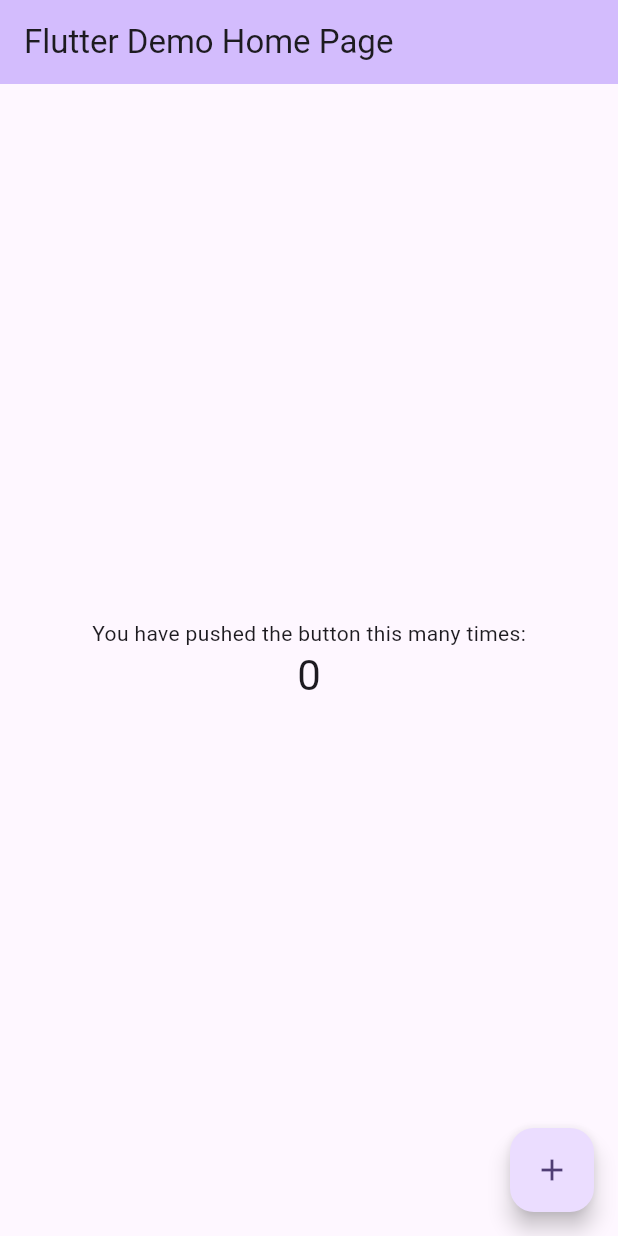
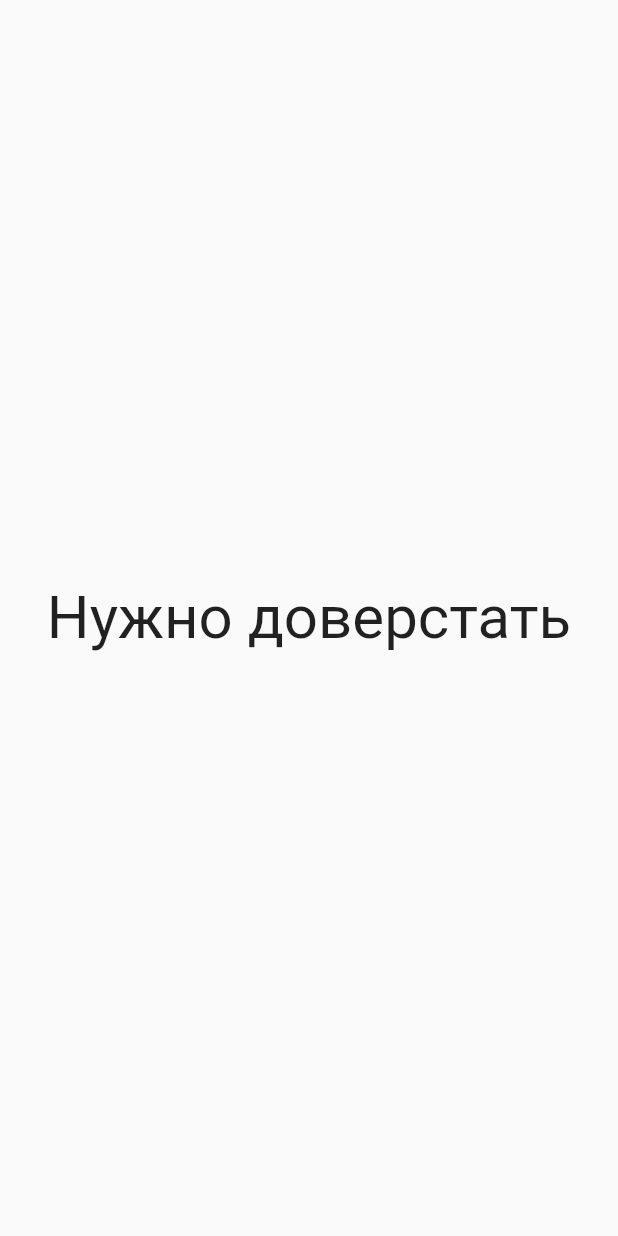
Before and after one commit to In1or/flutter_push, a Flutter app: the screen it shows after launch, on a phone screen of 412 x 824 dp. Run offline on Flutter 3.47's test engine with Material 2 defaults, Android fonts, the phone set to English and light mode, and no system bars.

Commit message:
Сделал загрузочное окно с задержкой

```diff
--- /dev/null
+++ b/lib/loadingScreen.dart
@@ -0,0 +1,50 @@
+import 'package:flutter/material.dart';
+import 'dart:async';
+
+class LoadScreen extends StatefulWidget {
+  @override
+  _LoadScreenState createState() => _LoadScreenState();
+}
+
+class _LoadScreenState extends State<LoadScreen> {
+  @override
+  void initState() {
+    super.initState();
+    // 3 секунды загрузочный экран
+    Future.delayed(Duration(seconds: 3), () {
+      // После завершения загрузки переходите на другой экран.
+      Navigator.pushReplacement(
+        context,
+        MaterialPageRoute(builder: (context) => HomeScreen()),
+      );
+    });
+  }
+
+  @override
+  Widget build(BuildContext context) {
+    return const Scaffold(
+      body: Center(
+        child: Image(
+          image: AssetImage('assets/images/loading-screen.png'),
+          height: double.infinity,
+          width: double.infinity,
+        ),
+      ),
+    );
+  }
+}
+
+
+class HomeScreen extends StatelessWidget {
+  @override
+  Widget build(BuildContext context) {
+    return const Scaffold(
+      body: Center(
+        child: Text(
+          'Нужно доверстать',
+          style: TextStyle(fontSize: 40),
+        ),
+      ),
+    );
+  }
+}
--- a/lib/main.dart
+++ b/lib/main.dart
@@ -1,12 +1,14 @@
 import 'package:flutter/material.dart';
 
+
+import 'package:flutter_push/loadingScreen.dart';
+
+
 void main() {
-  runApp(const MyApp());
+  runApp(MyApp());
 }
 
 class MyApp extends StatelessWidget {
-  const MyApp({super.key});
-
   // This widget is the root of your application.
   @override
   Widget build(BuildContext context) {
@@ -15,111 +17,145 @@ class MyApp extends StatelessWidget {
         theme: ThemeData(
           // This is the theme of your application.
           //
-        // TRY THIS: Try running your application with "flutter run". You'll see
-        // the application has a blue toolbar. Then, without quitting the app,
-        // try changing the seedColor in the colorScheme below to Colors.green
-        // and then invoke "hot reload" (save your changes or press the "hot
-        // reload" button in a Flutter-supported IDE, or press "r" if you used
-        // the command line to start the app).
-        //
+          // Try running your application with "flutter run". You'll see the
+          // application has a blue toolbar. Then, without quitting the app, try
+          // changing the primarySwatch below to Colors.green and then invoke
+          // "hot reload" (press "r" in the console where you ran "flutter run",
+          // or simply save your changes to "hot reload" in a Flutter IDE).
           // Notice that the counter didn't reset back to zero; the application
-        // state is not lost during the reload. To reset the state, use hot
-        // restart instead.
-        //
-        // This works for code too, not just values: Most code changes can be
-        // tested with just a hot reload.
-        colorScheme: ColorScheme.fromSeed(seedColor: Colors.deepPurple),
-        useMaterial3: true,
+          // is not restarted.
+          primarySwatch: Colors.blue,
+          // This makes the visual density adapt to the platform that you run
+          // the app on. For desktop platforms, the controls will be smaller and
+          // closer together (more dense) than on mobile platforms.
+          visualDensity: VisualDensity.adaptivePlatformDensity,
         ),
-      home: const MyHomePage(title: 'Flutter Demo Home Page'),
+        home: LoadScreen()
     );
   }
 }
-
-class MyHomePage extends StatefulWidget {
-  const MyHomePage({super.key, required this.title});
-
-  // This widget is the home page of your application. It is stateful, meaning
-  // that it has a State object (defined below) that contains fields that affect
-  // how it looks.
-
-  // This class is the configuration for the state. It holds the values (in this
-  // case the title) provided by the parent (in this case the App widget) and
-  // used by the build method of the State. Fields in a Widget subclass are
-  // always marked "final".
-
-  final String title;
-
-  @override
-  State<MyHomePage> createState() => _MyHomePageState();
-}
-
-class _MyHomePageState extends State<MyHomePage> {
-  int _counter = 0;
-
-  void _incrementCounter() {
-    setState(() {
-      // This call to setState tells the Flutter framework that something has
-      // changed in this State, which causes it to rerun the build method below
-      // so that the display can reflect the updated values. If we changed
-      // _counter without calling setState(), then the build method would not be
-      // called again, and so nothing would appear to happen.
-      _counter++;
-    });
-  }
-
-  @override
-  Widget build(BuildContext context) {
-    // This method is rerun every time setState is called, for instance as done
-    // by the _incrementCounter method above.
+// import 'package:flutter/material.dart';
 //
-    // The Flutter framework has been optimized to make rerunning build methods
-    // fast, so that you can just rebuild anything that needs updating rather
-    // than having to individually change instances of widgets.
-    return Scaffold(
-      appBar: AppBar(
-        // TRY THIS: Try changing the color here to a specific color (to
-        // Colors.amber, perhaps?) and trigger a hot reload to see the AppBar
-        // change color while the other colors stay the same.
-        backgroundColor: Theme.of(context).colorScheme.inversePrimary,
-        // Here we take the value from the MyHomePage object that was created by
-        // the App.build method, and use it to set our appbar title.
-        title: Text(widget.title),
-      ),
-      body: Center(
-        // Center is a layout widget. It takes a single child and positions it
-        // in the middle of the parent.
-        child: Column(
-          // Column is also a layout widget. It takes a list of children and
-          // arranges them vertically. By default, it sizes itself to fit its
-          // children horizontally, and tries to be as tall as its parent.
+// void main() {
+//   runApp(const MyApp());
+// }
 //
-          // Column has various properties to control how it sizes itself and
-          // how it positions its children. Here we use mainAxisAlignment to
-          // center the children vertically; the main axis here is the vertical
-          // axis because Columns are vertical (the cross axis would be
-          // horizontal).
+// class MyApp extends StatelessWidget {
+//   const MyApp({super.key});
 //
-          // TRY THIS: Invoke "debug painting" (choose the "Toggle Debug Paint"
-          // action in the IDE, or press "p" in the console), to see the
-          // wireframe for each widget.
-          mainAxisAlignment: MainAxisAlignment.center,
-          children: <Widget>[
-            const Text(
-              'You have pushed the button this many times:',
-            ),
-            Text(
-              '$_counter',
-              style: Theme.of(context).textTheme.headlineMedium,
-            ),
-          ],
-        ),
-      ),
-      floatingActionButton: FloatingActionButton(
-        onPressed: _incrementCounter,
-        tooltip: 'Increment',
-        child: const Icon(Icons.add),
-      ), // This trailing comma makes auto-formatting nicer for build methods.
-    );
-  }
-}
+//   // This widget is the root of your application.
+//   @override
+//   Widget build(BuildContext context) {
+//     return MaterialApp(
+//       title: 'Flutter Demo',
+//       theme: ThemeData(
+//         // This is the theme of your application.
+//         //
+//         // TRY THIS: Try running your application with "flutter run". You'll see
+//         // the application has a blue toolbar. Then, without quitting the app,
+//         // try changing the seedColor in the colorScheme below to Colors.green
+//         // and then invoke "hot reload" (save your changes or press the "hot
+//         // reload" button in a Flutter-supported IDE, or press "r" if you used
+//         // the command line to start the app).
+//         //
+//         // Notice that the counter didn't reset back to zero; the application
+//         // state is not lost during the reload. To reset the state, use hot
+//         // restart instead.
+//         //
+//         // This works for code too, not just values: Most code changes can be
+//         // tested with just a hot reload.
+//         colorScheme: ColorScheme.fromSeed(seedColor: Colors.deepPurple),
+//         useMaterial3: true,
+//       ),
+//       home: const MyHomePage(title: 'Flutter Demo Home Page'),
+//     );
+//   }
+// }
+//
+// class MyHomePage extends StatefulWidget {
+//   const MyHomePage({super.key, required this.title});
+//
+//   // This widget is the home page of your application. It is stateful, meaning
+//   // that it has a State object (defined below) that contains fields that affect
+//   // how it looks.
+//
+//   // This class is the configuration for the state. It holds the values (in this
+//   // case the title) provided by the parent (in this case the App widget) and
+//   // used by the build method of the State. Fields in a Widget subclass are
+//   // always marked "final".
+//
+//   final String title;
+//
+//   @override
+//   State<MyHomePage> createState() => _MyHomePageState();
+// }
+//
+// class _MyHomePageState extends State<MyHomePage> {
+//   int _counter = 0;
+//
+//   void _incrementCounter() {
+//     setState(() {
+//       // This call to setState tells the Flutter framework that something has
+//       // changed in this State, which causes it to rerun the build method below
+//       // so that the display can reflect the updated values. If we changed
+//       // _counter without calling setState(), then the build method would not be
+//       // called again, and so nothing would appear to happen.
+//       _counter++;
+//     });
+//   }
+//
+//   @override
+//   Widget build(BuildContext context) {
+//     // This method is rerun every time setState is called, for instance as done
+//     // by the _incrementCounter method above.
+//     //
+//     // The Flutter framework has been optimized to make rerunning build methods
+//     // fast, so that you can just rebuild anything that needs updating rather
+//     // than having to individually change instances of widgets.
+//     return Scaffold(
+//       appBar: AppBar(
+//         // TRY THIS: Try changing the color here to a specific color (to
+//         // Colors.amber, perhaps?) and trigger a hot reload to see the AppBar
+//         // change color while the other colors stay the same.
+//         backgroundColor: Theme.of(context).colorScheme.inversePrimary,
+//         // Here we take the value from the MyHomePage object that was created by
+//         // the App.build method, and use it to set our appbar title.
+//         title: Text(widget.title),
+//       ),
+//       body: Center(
+//         // Center is a layout widget. It takes a single child and positions it
+//         // in the middle of the parent.
+//         child: Column(
+//           // Column is also a layout widget. It takes a list of children and
+//           // arranges them vertically. By default, it sizes itself to fit its
+//           // children horizontally, and tries to be as tall as its parent.
+//           //
+//           // Column has various properties to control how it sizes itself and
+//           // how it positions its children. Here we use mainAxisAlignment to
+//           // center the children vertically; the main axis here is the vertical
+//           // axis because Columns are vertical (the cross axis would be
+//           // horizontal).
+//           //
+//           // TRY THIS: Invoke "debug painting" (choose the "Toggle Debug Paint"
+//           // action in the IDE, or press "p" in the console), to see the
+//           // wireframe for each widget.
+//           mainAxisAlignment: MainAxisAlignment.center,
+//           children: <Widget>[
+//             const Text(
+//               'You have pushed the button this many times:',
+//             ),
+//             Text(
+//               '$_counter',
+//               style: Theme.of(context).textTheme.headlineMedium,
+//             ),
+//           ],
+//         ),
+//       ),
+//       floatingActionButton: FloatingActionButton(
+//         onPressed: _incrementCounter,
+//         tooltip: 'Increment',
+//         child: const Icon(Icons.add),
+//       ), // This trailing comma makes auto-formatting nicer for build methods.
+//     );
+//   }
+// }
--- a/pubspec.yaml
+++ b/pubspec.yaml
@@ -59,9 +59,8 @@ flutter:
   uses-material-design: true
 
   # To add assets to your application, add an assets section, like this:
-  # assets:
-  #   - images/a_dot_burr.jpeg
-  #   - images/a_dot_ham.jpeg
+  assets:
+      - assets/images/loading-screen.png
 
   # An image asset can refer to one or more resolution-specific "variants", see
   # https://flutter.dev/assets-and-images/#resolution-aware
```
Also changed, not shown: assets/images/loading-screen.png (added). Lines whose indentation alone changed are shown as unchanged.
